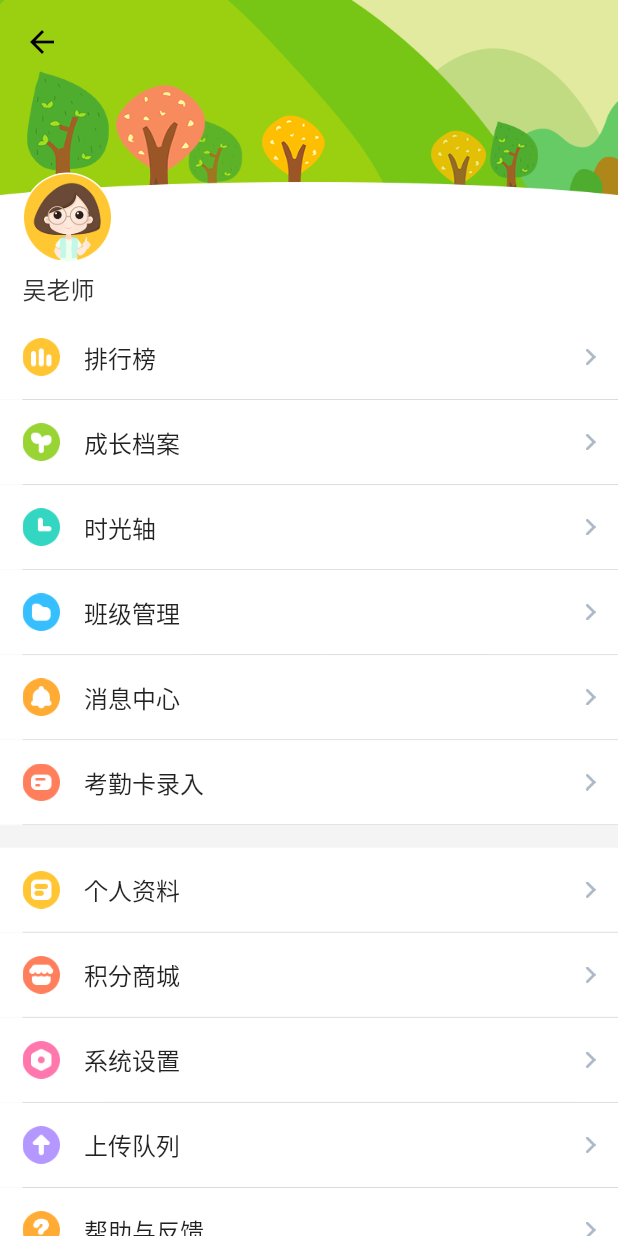
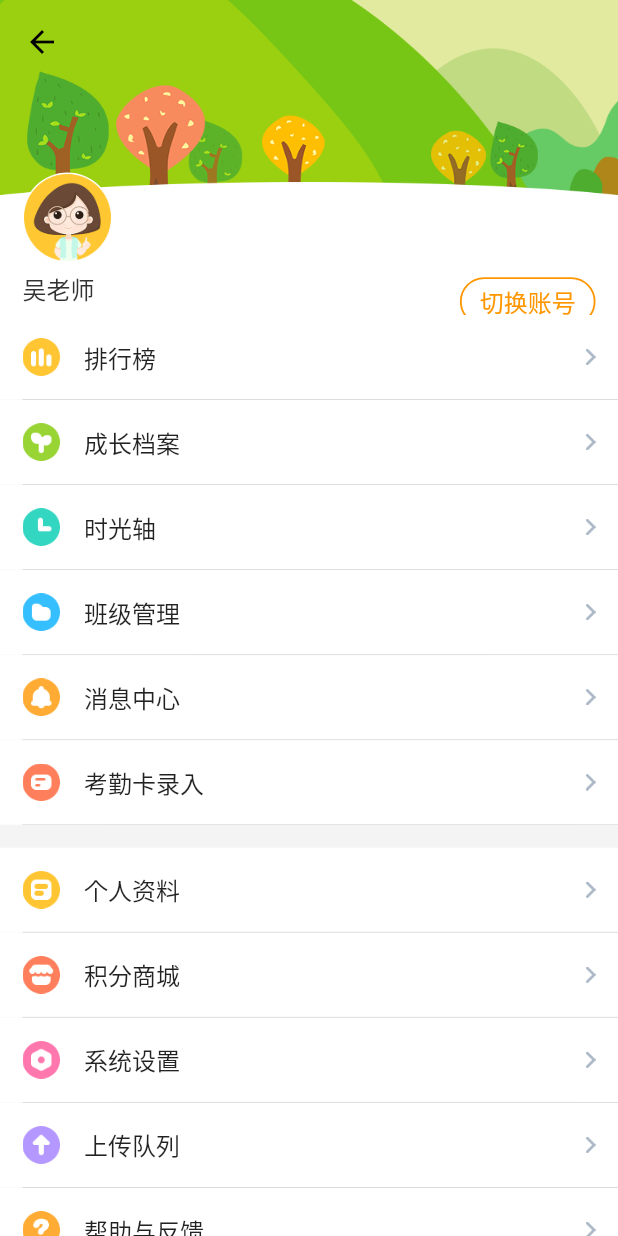
Before and after one commit to wragony/flutter_bxh, a Flutter app: the MinePage screen opened directly, on a phone screen of 412 x 824 dp. Run offline on Flutter 3.47's test engine with Material 2 defaults, Android fonts, the phone set to English and light mode, and no system bars; drawn by our look-alikes of oktoast, pull_to_refresh; our stand-ins replace cached_network_image, connectivity, device_info, dio, fluro, logger and 4 more; missing offline and left inert: nine_grid_view; statements that could not run were skipped.

Commit message:
mine_page.dart

```diff
--- a/lib/common/widgets/rounded_text.dart
+++ b/lib/common/widgets/rounded_text.dart
@@ -22,7 +22,7 @@ class RoundedTextView extends StatelessWidget {
   @override
   Widget build(BuildContext context) {
     return Container(
-      padding: const EdgeInsets.symmetric(horizontal: 6.0, vertical: 2.0),
+      padding: padding,
       decoration:
           BoxDecoration(border: Border.all(color: borderColor, width: borderWidth), borderRadius: BorderRadius.circular((borderRadius))),
       child: Text(text, style: TextStyle(fontSize: fontSize, color: textColor)),
--- a/lib/main/widgets/mine_app_bar.dart
+++ b/lib/main/widgets/mine_app_bar.dart
@@ -4,6 +4,7 @@ import 'package:flutter_bxh/common/res/colors.dart';
 import 'package:flutter_bxh/common/res/dimens.dart';
 import 'package:flutter_bxh/common/utils/image_utils.dart';
 import 'package:flutter_bxh/common/widgets/load_image.dart';
+import 'package:flutter_bxh/common/widgets/rounded_text.dart';
 
 class MineAppBarWidget extends StatelessWidget {
   @override
@@ -22,9 +23,9 @@ class MineAppBarWidget extends StatelessWidget {
             fit: BoxFit.fill,
           ),
         ),
-        Positioned(
-          left: Dimens.gap_dp15,
-          top: 115,
+        Container(
+          margin: EdgeInsets.only(top: 115, left: Dimens.gap_dp15),
+          width: double.infinity,
           child: Column(
             crossAxisAlignment: CrossAxisAlignment.start,
             children: <Widget>[
@@ -41,6 +42,8 @@ class MineAppBarWidget extends StatelessWidget {
                   ),
                 ),
               ),
+              Row(
+                children: <Widget>[
                   Column(
                     crossAxisAlignment: CrossAxisAlignment.start,
                     children: <Widget>[
@@ -60,6 +63,22 @@ class MineAppBarWidget extends StatelessWidget {
                       ),
                     ],
                   ),
+                  Expanded(
+                    child: SizedBox.shrink(),
+                  ),
+                  RoundedTextView(
+                    text: "切换账号",
+                    fontSize: Dimens.font_sp16,
+                    textColor: Colours.nav_action_color,
+                    padding: const EdgeInsets.symmetric(horizontal: 12.0, vertical: 3.0),
+                    borderColor: Colours.nav_action_color,
+                    borderWidth: 1.2,
+                  ),
+                  SizedBox(
+                    width: Dimens.gap_dp15,
+                  ),
+                ],
+              ),
             ],
           ),
         ),
```
Also changed, not shown: lib/main/widgets/list_item_trends.dart (+5 -4 lines), 6 other files. Lines whose indentation alone changed are shown as unchanged.
